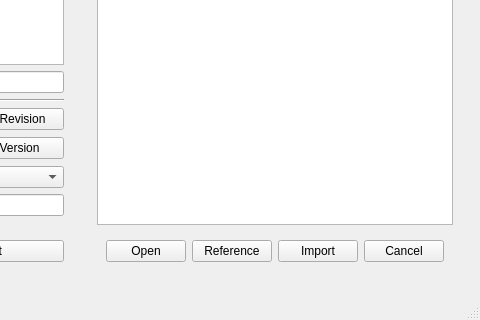
code-google-com/oyprojectmanager, file ui/assetManager.ui: the form before one commit; both pictures show x 297 to 777 and y 555 to 875 of the 777 by 875 pixel window.
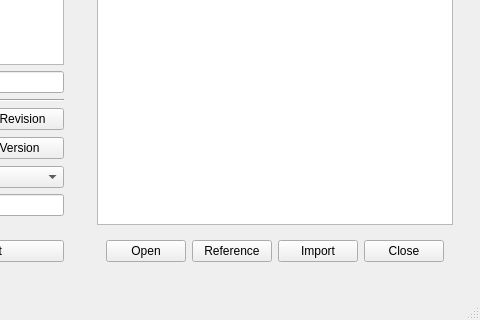
The form after the commit.

Commit message: oyProjectManager: v9.12.12 - the UI is not closed after referencing or importing an asset, to help the   user easily reference multiple files - started developing of the SuperAsset class - the cancel button renamed to close

What changed in the file:
```diff
--- a/ui/assetManager.ui
+++ b/ui/assetManager.ui
@@ -742,7 +742,7 @@
 Just quits the application without doing anything</string>
                </property>
                <property name="text">
-                <string>Cancel</string>
+                <string>Close</string>
                </property>
               </widget>
              </item>
```
Left out of the diff: 4 changed lines with no effect on the pictures. The commit also changes 3 other files.
